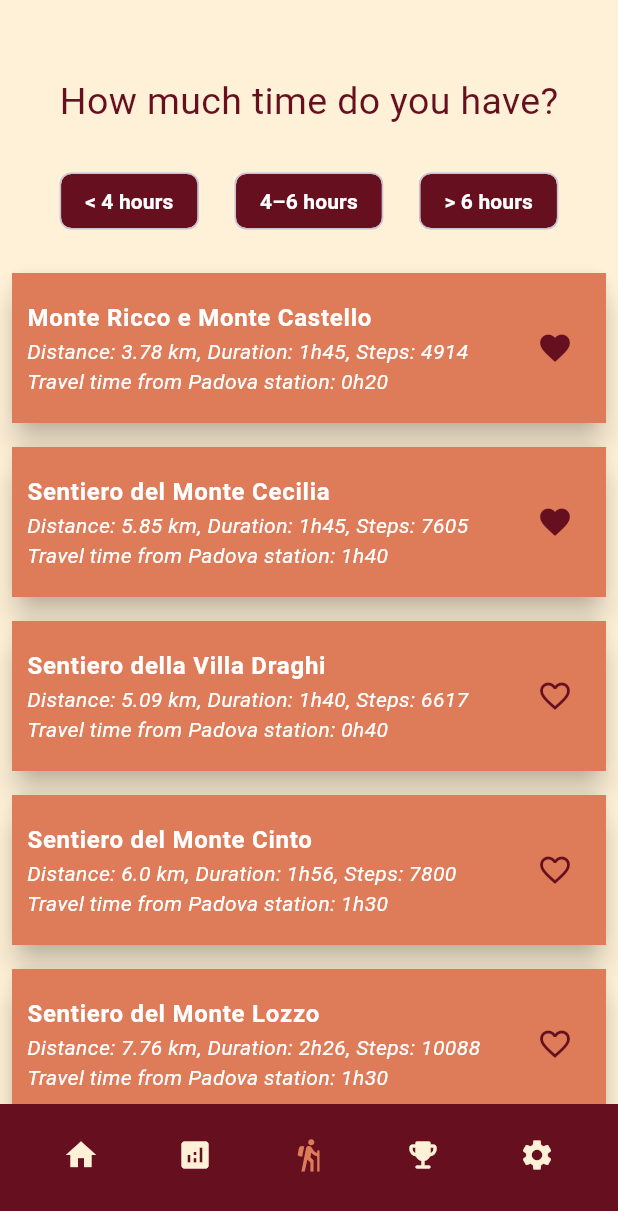
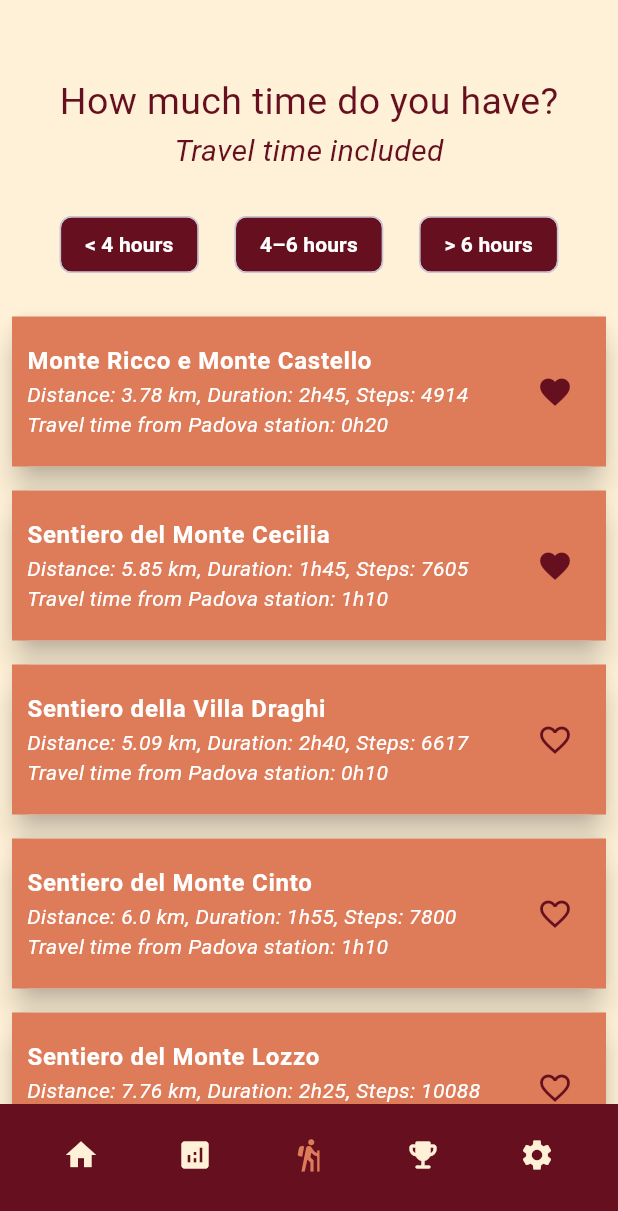
Before and after one commit to ArtKaplan/BioMedWearables, a Flutter app: the Allhikespage screen opened directly, on a phone screen of 412 x 824 dp. Shown: the top 1211 px of the screen. Run offline on Flutter 3.47's test engine with Material 3 defaults, Android fonts, the phone set to English and light mode, and no system bars; our stand-ins replace fl_chart, google_fonts, jwt_decoder, numberpicker, shared_preferences, syncfusion_flutter_gauges; missing offline and left inert: flutter_settings_ui; accounts and stored records are empty; Roboto replaces fonts that are missing (Ubuntu).

Commit message:
Fixed all hikes and favorite hikes

```diff
--- a/the_app/lib/data/hike.dart
+++ b/the_app/lib/data/hike.dart
@@ -1,13 +1,15 @@
 
 class Hike {
   final String name;
-  final double steps;
+  final int steps;
   final double distance;
   final String duration;
   final String url;
   final String traveltime;
   bool favourite;
   String type;
+  String route;
+  String maps;
 
   Hike({
     required this.name,
@@ -18,20 +20,22 @@ class Hike {
     required this.traveltime,
     required this.favourite,
     required this.type,
+    required this.route,
+    required this.maps,
   });
 }
 
 final List<Hike> hikelist = [
-  Hike(name: "Monte Ricco e Monte Castello", steps: 4914, distance: 3.78, duration: "1h45", url: "https://www.komoot.com/smarttour/11885115", traveltime: "0h20", favourite: true, type: 'short'),// take train to Monselice
-  Hike(name: "Sentiero del Monte Cecilia", steps: 7605, distance: 5.85, duration: "1h45", url: "https://www.komoot.com/smarttour/e1014732379", traveltime: "1h40", favourite: true, type: 'middle'), // take the bus to Baone
-  Hike(name: "Sentiero della Villa Draghi", steps: 6617, distance: 5.09, duration: "1h40", url: "https://www.komoot.com/smarttour/e1308461374", traveltime: "0h40", favourite: false, type: 'short'), // take the train to Terme Euganee-Abano-Montegrotto and walk 2km
-  Hike(name: "Sentiero del Monte Cinto", steps: 7800, distance: 6.00, duration: "1h56", url: "https://www.komoot.com/smarttour/e1014187883", traveltime: "1h30", favourite: false, type: 'middle'), // take bus to Cinto Euganeo R.
-  Hike(name: "Sentiero del Monte Lozzo", steps: 10088, distance: 7.76, duration: "2h26", url: "https://www.komoot.com/smarttour/e1014176760", traveltime: "1h30", favourite: false, type: 'middle'),// take bus to Lozzo Chiesa
-  Hike(name: "Abbazia di Praglia", steps: 11700, distance: 9.14, duration: "2h51", url: "https://www.komoot.com/smarttour/e1307976644", traveltime: "0h40", favourite: false, type: 'short'), // take bus to Besseo
-  Hike(name: "Monte Cero", steps: 13260, distance: 10.2, duration: "3h07", url: "https://www.komoot.com/smarttour/e1258720215", traveltime: "1h00", favourite: false, type: 'middle'), //take train to Este
-  Hike(name: "Cascate del Silan", steps: 13650, distance: 10.5, duration: "3h011", url: "https://www.komoot.com/smarttour/21304231", traveltime: "1h45", favourite: false, type: 'long'), // take bus/train to Bassano then walk 2 km
-  Hike(name: "Monte Berico", steps: 14950, distance: 11.5, duration: "3h11", url: "https://www.komoot.com/smarttour/30430651", traveltime: "0h45", favourite: false, type: 'middle'), // take train to vicenza then walk 15 min
-  Hike(name: "Lago di Corlo", steps: 17940, distance: 13.8, duration: "4h40", url: "https://www.komoot.com/tour/2115684197", traveltime: "2h00", favourite: false, type: 'long'),//take train to Cismon Del Grappa then walk 20 min
-  Hike(name: "Padova canals", steps: 48980, distance: 14.6, duration: "4h25", url: "https://www.komoot.com/tour/2224142945", traveltime: "0h10", favourite: false, type: 'middle'), // walk to nearest point
-  Hike(name: "Il Casoni della Fogolana", steps: 21970, distance: 16.9, duration: "4h45", url: "https://www.komoot.com/smarttour/11894189", traveltime: "1h30", favourite: false, type: 'long'),//take train to Mestre and bus to Santa Margherita, Strada Romea
+  Hike(name: "Monte Ricco e Monte Castello", steps: 4914, distance: 3.78, duration: "2h45", url: "https://www.komoot.com/smarttour/11885115", traveltime: "0h20", favourite: true, type: "short", route: "Take the train to Monselice (20 minutes) and walk 30 minutes", maps:"https://maps.app.goo.gl/RGjsshChSjqknqPPA"),
+  Hike(name: "Sentiero del Monte Cecilia", steps: 7605, distance: 5.85, duration: "1h45", url: "https://www.komoot.com/smarttour/e1014732379", traveltime: "1h10", favourite: true, type: "middle", route: "Take bus E006 to stop Baone (1h10)", maps: "https://maps.app.goo.gl/DSwgpR2LxQpqR1gWA"),
+  Hike(name: "Sentiero della Villa Draghi", steps: 6617, distance: 5.09, duration: "2h40", url: "https://www.komoot.com/smarttour/e1308461374", traveltime: "0h10", favourite: false, type: "short", route: "Take the train to Terme Euganee-Abano-Montegrotto (8 minutes) and walk 30 minutes", maps: "https://maps.app.goo.gl/cX324wmc5G1Ar92C9"), // duration includes walk from station to starting point
+  Hike(name: "Sentiero del Monte Cinto", steps: 7800, distance: 6.00, duration: "1h55", url: "https://www.komoot.com/smarttour/e1014187883", traveltime: "1h10", favourite: false, type: "middle", route: "Take bus E018 to stop Museo Cava Bomba", maps: "https://maps.app.goo.gl/JTVBovhJPcN6LPoW9"),
+  Hike(name: "Sentiero del Monte Lozzo", steps: 10088, distance: 7.76, duration: "2h25", url: "https://www.komoot.com/smarttour/e1014176760", traveltime: "1h10", favourite: false, type: "middle", route: "Take bus E018 to stop Lozzo Atestino", maps: "https://maps.app.goo.gl/ofpvydaBDUaaTkks8"),
+  Hike(name: "Abbazia di Praglia", steps: 11700, distance: 9.14, duration: "2h50", url: "https://www.komoot.com/smarttour/e1307976644", traveltime: "0h40", favourite: false, type: "short", route: "Take bus E017 or E018 to stop Bresseo", maps:"https://maps.app.goo.gl/GwLFsLCQTLSidozP8"),
+  Hike(name: "Monte Cero", steps: 13260, distance: 10.2, duration: "3h10", url: "https://www.komoot.com/smarttour/e1258720215", traveltime: "1h00", favourite: false, type: "middle", route: "Take bus E013-V to stop Este", maps: "https://maps.app.goo.gl/vAWroq6WDW3QJLJZ6"),
+  Hike(name: "Cascate del Silan", steps: 13650, distance: 10.5, duration: "4h20", url: "https://www.komoot.com/smarttour/21304231", traveltime: "1h15", favourite: false, type: "long", route: "Take the bus or train to Bassano Del Grappa and walk 40 minutes", maps: "https://maps.app.goo.gl/fTJTALgvYAU4Wq3k8"),
+  Hike(name: "Monte Berico", steps: 14950, distance: 11.5, duration: "3h50", url: "https://www.komoot.com/smarttour/30430651", traveltime: "0h15", favourite: false, type: "middle", route: "Take the train to Vicenza and walk 20 minutes", maps: "https://maps.app.goo.gl/TUzrWuxHSY6T8c619"),
+  Hike(name: "Lago di Corlo", steps: 17940, distance: 13.8, duration: "5h10", url: "https://www.komoot.com/tour/2115684197", traveltime: "1h35", favourite: false, type: "long", route: "Take the train to Cismon Del Grappa and walk 15 minutes", maps: "https://maps.app.goo.gl/74ELyvV8ncFCi5aWA"),
+  Hike(name: "Padova canals", steps: 48980, distance: 14.6, duration: "4h45", url: "https://www.komoot.com/tour/2224142945", traveltime: "0h0", favourite: false, type: "middle", route: "Walk to the nearest point from your home or walk 10 minutes from Padova Station", maps: "https://maps.app.goo.gl/wgy9PQwA17FU7wVv5"),
+  Hike(name: "Il Casoni della Fogolana", steps: 21970, distance: 16.9, duration: "4h15", url: "https://www.komoot.com/smarttour/11894189", traveltime: "0h50", favourite: false, type: "long", route: "Take the train to Venezia Mestre and take the bus 80 (Arriva Veneto) to stop Santa Margherita, Strada Romea", maps:"https://maps.app.goo.gl/ckVnfArFeLKm7tUW8"),
 ];
--- a/the_app/lib/screens/allHikesPage.dart
+++ b/the_app/lib/screens/allHikesPage.dart
@@ -9,6 +9,8 @@ import 'package:the_app/screens/settingsPage.dart';
 import 'package:the_app/data/hike.dart';
 import 'package:url_launcher/url_launcher.dart';
 import 'package:the_app/widgets/bottomNavigBar.dart';
+import 'package:the_app/screens/thisHikePage.dart';
+
 
 
 
@@ -53,7 +55,7 @@ class _AllhikespageState extends State<Allhikespage>{
           children: [
             Container(
               padding: const EdgeInsets.fromLTRB(8, 50, 8, 8),
-              child: Text('How much time do you have?', style: TextStyle(fontSize: 25, color: Color(0xFF66101F)))
+              child: Column( children: [Text('How much time do you have?', style: TextStyle(fontSize: 25, color: Color(0xFF66101F))), Text('Travel time included', style: TextStyle(fontSize: 20, color: Color(0xFF66101F), fontStyle: FontStyle.italic))])
             ),
             Container(
               padding: const EdgeInsets.all(8.0),
@@ -94,8 +96,11 @@ class _AllhikespageState extends State<Allhikespage>{
                       contentPadding: EdgeInsets.symmetric(horizontal: 10, vertical: 10),
                       title: Text(hike.name, style: const TextStyle(color: Colors.white, fontWeight: FontWeight.bold),),
                       subtitle:Text('Distance: '+hike.distance.toString()+' km, Duration: '+hike.duration + ', Steps: '+hike.steps.toInt().toString()+'\nTravel time from Padova station: '+hike.traveltime, style: const TextStyle(color: Colors.white, fontStyle: FontStyle.italic),),
-                      onTap: () async{
-                        await launchUrl(Uri.parse(hike.url));
+                      onTap: () {
+                        Navigator.push(
+                            context,
+                            MaterialPageRoute(builder: (_) => Thishikepage(hike: hike)),
+                          ).then((result){setState((){});});
                       },
                       trailing: IconButton(
                         icon: getIcon(hike),
--- a/the_app/lib/widgets/Hike.dart
+++ /dev/null
@@ -1,37 +0,0 @@
-
-class Hike {
-  final String name;
-  final double steps;
-  final double distance;
-  final String duration;
-  final String url;
-  final String traveltime;
-  bool favourite;
-  String type;
-
-  Hike({
-    required this.name,
-    required this.steps, // for now: manually calculated for average, can be adapted with data from professor, 1300/km women 1500/km men
-    required this.distance,
-    required this.duration,
-    required this.url,
-    required this.traveltime,
-    required this.favourite,
-    required this.type,
-  });
-}
-
-final List<Hike> hikelist = [
-  Hike(name: "Monte Ricco e Monte Castello", steps: 4914, distance: 3.78, duration: "1h45", url: "https://www.komoot.com/smarttour/11885115", traveltime: "0h20", favourite: false, type: 'short'),// take train to Monselice
-  Hike(name: "Sentiero del Monte Cecilia", steps: 7605, distance: 5.85, duration: "1h45", url: "https://www.komoot.com/smarttour/e1014732379", traveltime: "1h40", favourite: false, type: 'middle'), // take the bus to Baone
-  Hike(name: "Sentiero della Villa Draghi", steps: 6617, distance: 5.09, duration: "1h40", url: "https://www.komoot.com/smarttour/e1308461374", traveltime: "0h40", favourite: false, type: 'short'), // take the train to Terme Euganee-Abano-Montegrotto and walk 2km
-  Hike(name: "Sentiero del Monte Cinto", steps: 7800, distance: 6.00, duration: "1h56", url: "https://www.komoot.com/smarttour/e1014187883", traveltime: "1h30", favourite: false, type: 'middle'), // take bus to Cinto Euganeo R.
-  Hike(name: "Sentiero del Monte Lozzo", steps: 10088, distance: 7.76, duration: "2h26", url: "https://www.komoot.com/smarttour/e1014176760", traveltime: "1h30", favourite: false, type: 'middle'),// take bus to Lozzo Chiesa
-  Hike(name: "Abbazia di Praglia", steps: 11700, distance: 9.14, duration: "2h51", url: "https://www.komoot.com/smarttour/e1307976644", traveltime: "0h40", favourite: false, type: 'short'), // take bus to Besseo
-  Hike(name: "Monte Cero", steps: 13260, distance: 10.2, duration: "3h07", url: "https://www.komoot.com/smarttour/e1258720215", traveltime: "1h00", favourite: false, type: 'middle'), //take train to Este
-  Hike(name: "Cascate del Silan", steps: 13650, distance: 10.5, duration: "3h011", url: "https://www.komoot.com/smarttour/21304231", traveltime: "1h45", favourite: false, type: 'long'), // take bus/train to Bassano then walk 2 km
-  Hike(name: "Monte Berico", steps: 14950, distance: 11.5, duration: "3h11", url: "https://www.komoot.com/smarttour/30430651", traveltime: "0h45", favourite: false, type: 'middle'), // take train to vicenza then walk 15 min
-  Hike(name: "Lago di Corlo", steps: 17940, distance: 13.8, duration: "4h40", url: "https://www.komoot.com/tour/2115684197", traveltime: "2h00", favourite: false, type: 'long'),//take train to Cismon Del Grappa then walk 20 min
-  Hike(name: "Padova canals", steps: 48980, distance: 14.6, duration: "4h25", url: "https://www.komoot.com/tour/2224142945", traveltime: "0h10", favourite: false, type: 'middle'), // walk to nearest point
-  Hike(name: "Il Casoni della Fogolana", steps: 21970, distance: 16.9, duration: "4h45", url: "https://www.komoot.com/smarttour/11894189", traveltime: "1h30", favourite: false, type: 'long'),//take train to Mestre and bus to Santa Margherita, Strada Romea
-];
```
Also changed, not shown: the_app/lib/screens/favouriteHikesPage.dart (+5 -2 lines), the_app/lib/screens/thisHikePage.dart (added, +45 -0 lines), the_app/lib/widgets/HikeDescrPage.dart (added, +94 -0 lines).
